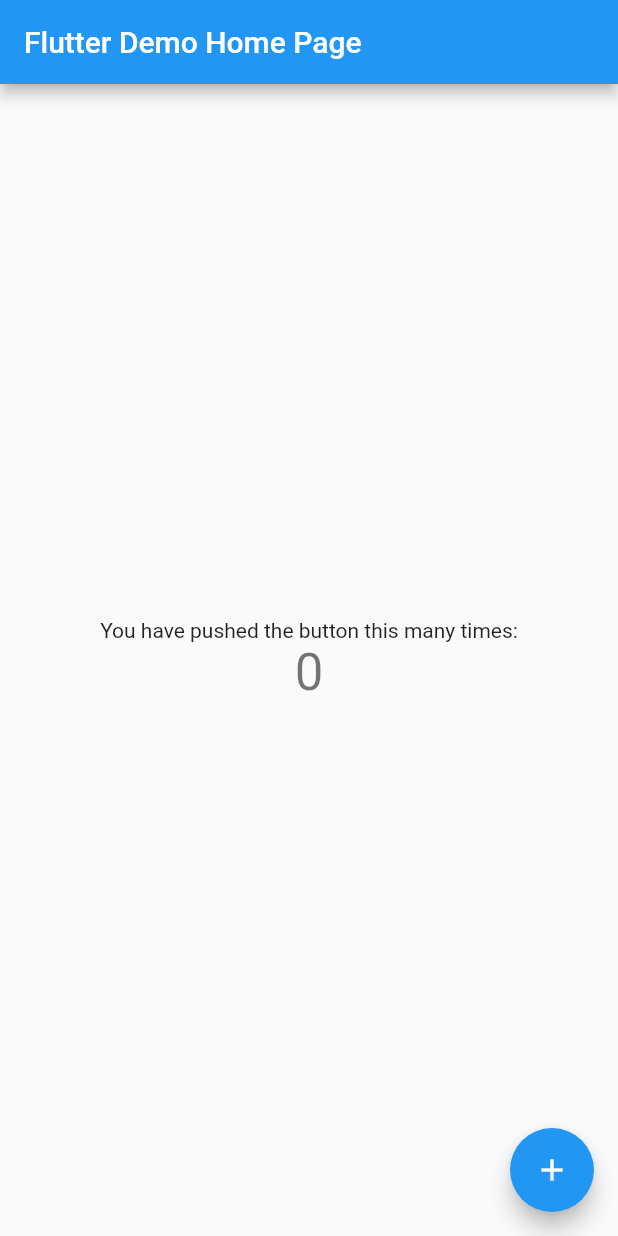
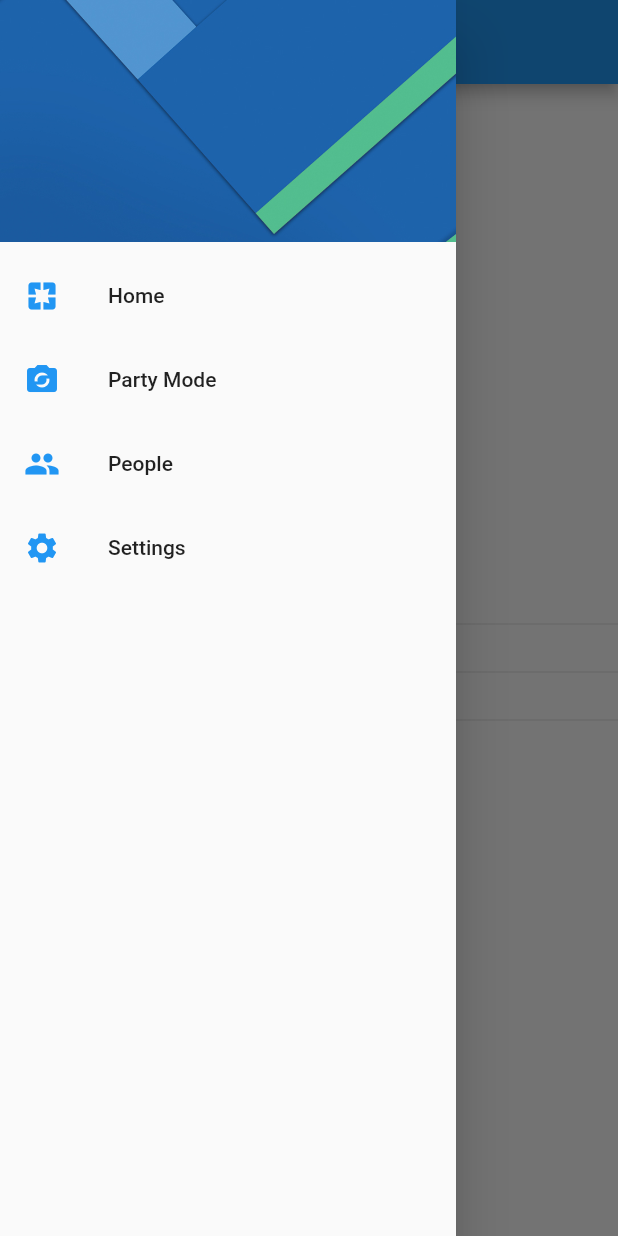
Before and after one commit to geovannyAndrew/Flutter_UserPreferences, a Flutter app: the screen it shows after launch, with the side drawer open (before the commit the screen has no drawer), on a phone screen of 412 x 824 dp. Run offline on Flutter 3.47's test engine with Material 2 defaults, Android fonts, the phone set to English and light mode, and no system bars.

Commit message:
Creating home page and settings page, and adding drawer menu to home page.

```diff
--- a/lib/main.dart
+++ b/lib/main.dart
@@ -1,111 +1,19 @@
 import 'package:flutter/material.dart';
+import 'package:flutter_user_preferences/src/pages/home_page.dart';
+import 'package:flutter_user_preferences/src/pages/settings_page.dart';
 
 void main() => runApp(MyApp());
 
 class MyApp extends StatelessWidget {
-  // This widget is the root of your application.
   @override
   Widget build(BuildContext context) {
     return MaterialApp(
-      title: 'Flutter Demo',
-      theme: ThemeData(
-        // This is the theme of your application.
-        //
-        // Try running your application with "flutter run". You'll see the
-        // application has a blue toolbar. Then, without quitting the app, try
-        // changing the primarySwatch below to Colors.green and then invoke
-        // "hot reload" (press "r" in the console where you ran "flutter run",
-        // or simply save your changes to "hot reload" in a Flutter IDE).
-        // Notice that the counter didn't reset back to zero; the application
-        // is not restarted.
-        primarySwatch: Colors.blue,
-      ),
-      home: MyHomePage(title: 'Flutter Demo Home Page'),
+      title: 'User Preferences',
+      initialRoute: HomePage.routeName,
+      routes: {
+        HomePage.routeName :  (BuildContext context) => HomePage(),
+        SettingsPage.routeName :  (BuildContext context) => SettingsPage(),
+      },
     );
   }
 }
-
-class MyHomePage extends StatefulWidget {
-  MyHomePage({Key key, this.title}) : super(key: key);
-
-  // This widget is the home page of your application. It is stateful, meaning
-  // that it has a State object (defined below) that contains fields that affect
-  // how it looks.
-
-  // This class is the configuration for the state. It holds the values (in this
-  // case the title) provided by the parent (in this case the App widget) and
-  // used by the build method of the State. Fields in a Widget subclass are
-  // always marked "final".
-
-  final String title;
-
-  @override
-  _MyHomePageState createState() => _MyHomePageState();
-}
-
-class _MyHomePageState extends State<MyHomePage> {
-  int _counter = 0;
-
-  void _incrementCounter() {
-    setState(() {
-      // This call to setState tells the Flutter framework that something has
-      // changed in this State, which causes it to rerun the build method below
-      // so that the display can reflect the updated values. If we changed
-      // _counter without calling setState(), then the build method would not be
-      // called again, and so nothing would appear to happen.
-      _counter++;
-    });
-  }
-
-  @override
-  Widget build(BuildContext context) {
-    // This method is rerun every time setState is called, for instance as done
-    // by the _incrementCounter method above.
-    //
-    // The Flutter framework has been optimized to make rerunning build methods
-    // fast, so that you can just rebuild anything that needs updating rather
-    // than having to individually change instances of widgets.
-    return Scaffold(
-      appBar: AppBar(
-        // Here we take the value from the MyHomePage object that was created by
-        // the App.build method, and use it to set our appbar title.
-        title: Text(widget.title),
-      ),
-      body: Center(
-        // Center is a layout widget. It takes a single child and positions it
-        // in the middle of the parent.
-        child: Column(
-          // Column is also a layout widget. It takes a list of children and
-          // arranges them vertically. By default, it sizes itself to fit its
-          // children horizontally, and tries to be as tall as its parent.
-          //
-          // Invoke "debug painting" (press "p" in the console, choose the
-          // "Toggle Debug Paint" action from the Flutter Inspector in Android
-          // Studio, or the "Toggle Debug Paint" command in Visual Studio Code)
-          // to see the wireframe for each widget.
-          //
-          // Column has various properties to control how it sizes itself and
-          // how it positions its children. Here we use mainAxisAlignment to
-          // center the children vertically; the main axis here is the vertical
-          // axis because Columns are vertical (the cross axis would be
-          // horizontal).
-          mainAxisAlignment: MainAxisAlignment.center,
-          children: <Widget>[
-            Text(
-              'You have pushed the button this many times:',
-            ),
-            Text(
-              '$_counter',
-              style: Theme.of(context).textTheme.display1,
-            ),
-          ],
-        ),
-      ),
-      floatingActionButton: FloatingActionButton(
-        onPressed: _incrementCounter,
-        tooltip: 'Increment',
-        child: Icon(Icons.add),
-      ), // This trailing comma makes auto-formatting nicer for build methods.
-    );
-  }
-}
--- /dev/null
+++ b/lib/src/pages/home_page.dart
@@ -0,0 +1,84 @@
+import 'package:flutter/material.dart';
+import 'package:flutter_user_preferences/src/pages/settings_page.dart';
+
+class HomePage extends StatelessWidget {
+
+  static final String routeName = 'home';
+
+  const HomePage({Key key}) : super(key: key);
+
+  @override
+  Widget build(BuildContext context) {
+    return Scaffold(
+      appBar: AppBar(
+        title: Text('User Preferences'),
+      ),
+      drawer: _buildLateralMenu(context),
+      body: Column(
+        mainAxisAlignment: MainAxisAlignment.center,
+        children: <Widget>[
+          Text('Seconday color'),
+          Divider(),
+          Text('Gender'),
+          Divider(),
+          Text('User Name'),
+          Divider(),
+        ],
+      ),
+    );
+  }
+
+  Widget _buildLateralMenu(BuildContext context) {
+    return Drawer(
+      child: ListView(
+        padding: EdgeInsets.zero,
+        children: <Widget>[
+          DrawerHeader(
+            child: Container(
+
+            ),
+            decoration: BoxDecoration(
+              image: DecorationImage(
+                image: AssetImage('assets/menu-img.jpg'),
+                fit: BoxFit.cover
+              ),
+            ),
+          ),
+          ListTile(
+            leading: Icon(Icons.pages,
+              color: Colors.blue,
+            ),
+            title: Text('Home'),
+            onTap: (){
+              Navigator.pushReplacementNamed(context, HomePage.routeName);
+            },
+          ),
+          ListTile(
+            leading: Icon(Icons.party_mode,
+              color: Colors.blue,
+            ),
+            title: Text('Party Mode'),
+            onTap: (){},
+          ),
+          ListTile(
+            leading: Icon(Icons.people,
+              color: Colors.blue,
+            ),
+            title: Text('People'),
+            onTap: (){},
+          ),
+          ListTile(
+            leading: Icon(Icons.settings,
+              color: Colors.blue,
+            ),
+            title: Text('Settings'),
+            onTap: (){
+              //Navigator.pop(context);
+              Navigator.pushReplacementNamed(context, SettingsPage.routeName);
+            },
+          )
+        ],
+      ),
+    );
+  }
+}
--- /dev/null
+++ b/lib/src/pages/settings_page.dart
@@ -0,0 +1,20 @@
+import 'package:flutter/material.dart';
+
+class SettingsPage extends StatelessWidget {
+
+  static final String routeName = 'settings';
+
+  const SettingsPage({Key key}) : super(key: key);
+
+  @override
+  Widget build(BuildContext context) {
+    return Scaffold(
+      appBar: AppBar(
+        title: Text('Preferences'),
+      ),
+      body: Center(
+        child: Text('Settings'),
+      ),
+    );
+  }
+}
--- a/pubspec.yaml
+++ b/pubspec.yaml
@@ -41,8 +41,8 @@ flutter:
   uses-material-design: true
 
   # To add assets to your application, add an assets section, like this:
-  # assets:
-  #  - images/a_dot_burr.jpeg
+  assets:
+   - assets/menu-img.jpg
   #  - images/a_dot_ham.jpeg
 
   # An image asset can refer to one or more resolution-specific "variants", see
```
Also changed, not shown: assets/menu-img.jpg (added), 2 other files.
